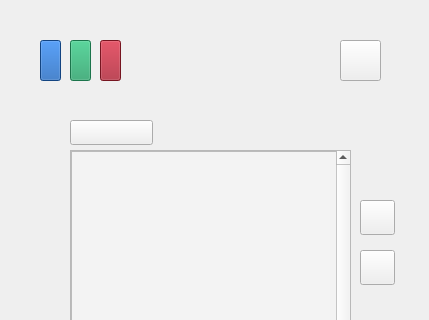
TLC1301-1020/COMP3004-Team-Project, file codeWithUI/mainwindow.ui: the form before one commit; both pictures show x 0 to 429 and y 0 to 320 of the 429 by 506 pixel window.
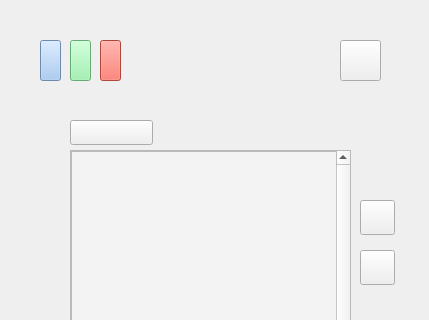
The form after the commit. Icons and pictures are not drawn.

```diff
--- a/codeWithUI/mainwindow.ui
+++ b/codeWithUI/mainwindow.ui
@@ -24,6 +24,9 @@
   <property name="windowTitle">
    <string>MainWindow</string>
   </property>
+  <property name="layoutDirection">
+   <enum>Qt::LeftToRight</enum>
+  </property>
   <widget class="QWidget" name="centralwidget">
    <widget class="QPushButton" name="Button_Menu">
     <property name="geometry">
@@ -113,7 +116,7 @@
      </rect>
     </property>
     <property name="styleSheet">
-     <string notr="true">background-color: rgb(26, 95, 180);</string>
+     <string notr="true">background-color: rgb(153, 193, 241);</string>
     </property>
     <property name="text">
      <string/>
@@ -161,7 +164,7 @@
      </rect>
     </property>
     <property name="styleSheet">
-     <string notr="true">background-color: rgb(38, 162, 105);</string>
+     <string notr="true">background-color: rgb(143, 240, 164);</string>
     </property>
     <property name="text">
      <string/>
@@ -177,7 +180,7 @@
      </rect>
     </property>
     <property name="styleSheet">
-     <string notr="true">background-color: rgb(165, 29, 45);</string>
+     <string notr="true">background-color: rgb(246, 97, 81);</string>
     </property>
     <property name="text">
      <string/>
```
